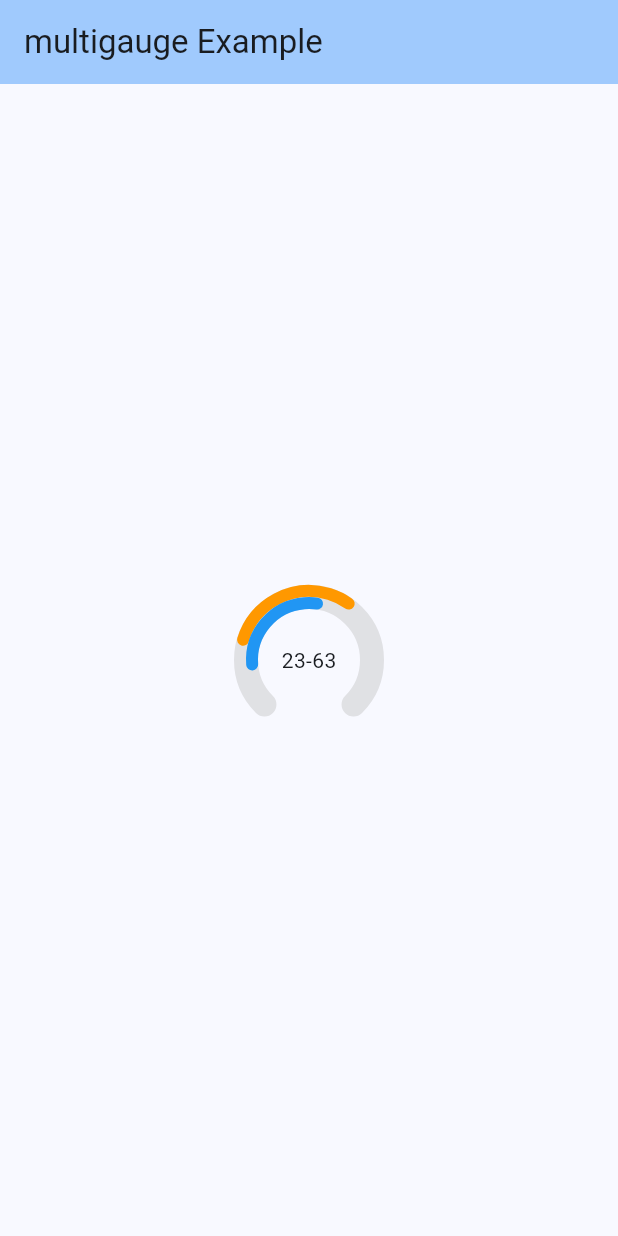
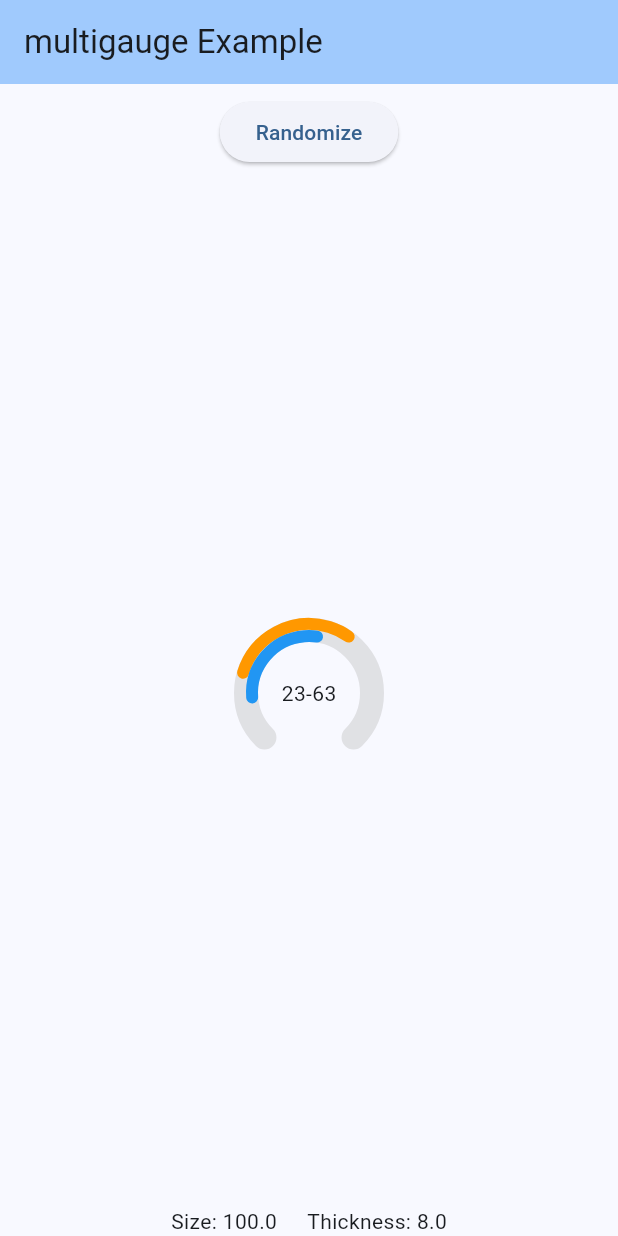
Before and after one commit to greensopinion/multigauge, a Flutter app: the screen it shows after launch, on a phone screen of 412 x 824 dp. Run offline on Flutter 3.47's test engine with Material 3 defaults, Android fonts, the phone set to English and light mode, and no system bars.

Commit message:
add example randomization

```diff
--- a/example/lib/main.dart
+++ b/example/lib/main.dart
@@ -1,3 +1,5 @@
+import 'dart:math';
+
 import 'package:flutter/material.dart';
 import 'package:multigauge/multigauge.dart';
 
@@ -29,42 +31,107 @@ class MyHomePage extends StatefulWidget {
 }
 
 class _MyHomePageState extends State<MyHomePage> {
+  static const upperBound = 100.0;
+  static const defaultSize = 100.0;
+  static const defaultThickness = 8.0;
+  final random = Random();
+  var size = defaultSize;
+  var thickness = defaultThickness;
+  var models = [
+    MultiGaugeModel(lowerBound: 0.0, upperBound: upperBound, datasets: [
+      GaugeDataset(name: 'First', lower: 23, upper: 63),
+      GaugeDataset(name: 'Second', lower: 15, upper: 53)
+    ])
+  ];
+
+  void _randomize() {
+    setState(() {
+      size = defaultSize / 2.0 + defaultSize * random.nextDouble();
+      thickness =
+          defaultThickness / 2.0 + defaultThickness * random.nextDouble();
+      models = List.generate(8, (i) => _newModel());
+    });
+  }
+
+  MultiGaugeModel _newModel() {
+    var datasetCount = max(1, (3 * random.nextDouble()).ceil());
+    return MultiGaugeModel(
+        lowerBound: 0.0,
+        upperBound: 100.0,
+        datasets:
+            List.generate(datasetCount, (i) => _createDataset(name: '$i')));
+  }
+
+  GaugeDataset _createDataset({required String name}) {
+    var upper = random.nextDouble() * upperBound;
+    var lower = random.nextDouble() * upperBound;
+    if (upper < lower) {
+      final v = upper;
+      upper = lower;
+      lower = v;
+    }
+    return GaugeDataset(name: 'First', lower: lower, upper: upper);
+  }
+
   @override
   Widget build(BuildContext context) {
-    final model =
-        MultiGaugeModel(lowerBound: 0.0, upperBound: 100.0, datasets: [
-      GaugeDataset(name: 'First', lower: 23, upper: 63),
-      GaugeDataset(name: 'Second', lower: 15, upper: 53)
-    ]);
     final style = MultiGaugeStyle(
         backgoundColor: Theme.of(context).highlightColor,
         animationDuration: const Duration(seconds: 1),
         datasetStyles: [
           GaugeDatasetStyle(
-              thickness: 8.0,
+              thickness: thickness,
               color: Colors.orange.shade500,
               builder: (context, dataset) =>
                   Text('${dataset.lower?.round()}-${dataset.upper?.round()}')),
-          GaugeDatasetStyle(thickness: 8.0, color: Colors.blue.shade500)
+          GaugeDatasetStyle(thickness: thickness, color: Colors.blue.shade500),
+          GaugeDatasetStyle(thickness: thickness, color: Colors.green.shade500)
         ]);
     return Scaffold(
         appBar: AppBar(
           backgroundColor: Theme.of(context).colorScheme.inversePrimary,
           title: const Text('multigauge Example'),
         ),
-      body: Center(
-        child: Column(
+        body: Column(children: [
+          Padding(
+              padding: EdgeInsets.all(8),
+              child: Row(
                 mainAxisAlignment: MainAxisAlignment.center,
-          children: <Widget>[
-            SizedBox.square(
-                dimension: 100,
+                children: [
+                  ElevatedButton(
+                      onPressed: _randomize, child: const Text('Randomize'))
+                ],
+              )),
+          Expanded(
+              child: Center(
+            child:
+                Column(mainAxisAlignment: MainAxisAlignment.center, children: [
+              Wrap(
+                children: models
+                    .map((it) => Padding(
+                        padding: const EdgeInsets.all(8),
+                        child: SizedBox.square(
+                            dimension: size,
                             child: MultiGauge(
-                  model: model,
+                              model: it,
                               style: style,
-                ))
+                            ))))
+                    .toList(),
+              )
+            ]),
+          )),
+          Wrap(
+            alignment: WrapAlignment.start,
+            spacing: 20,
+            children: [
+              Text('Size: ${size.printable()}'),
+              Text('Thickness: ${thickness.printable()}')
             ],
-        ),
-      ),
-    );
+          )
+        ]));
   }
 }
+
+extension _Printable on double {
+  double printable() => (this * 10).round() / 10;
+}
```
Lines whose indentation alone changed are shown as unchanged.
